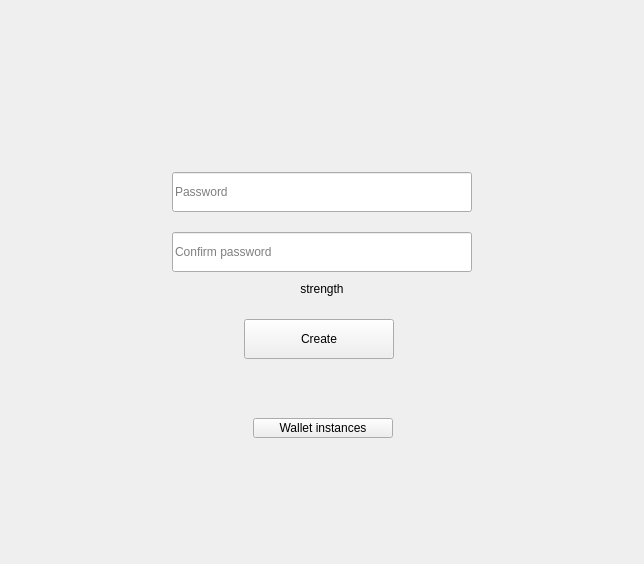
First picture: the form in windows/a_initaccount.ui, repository 0xkobe/mwc-wallet, before the edit.
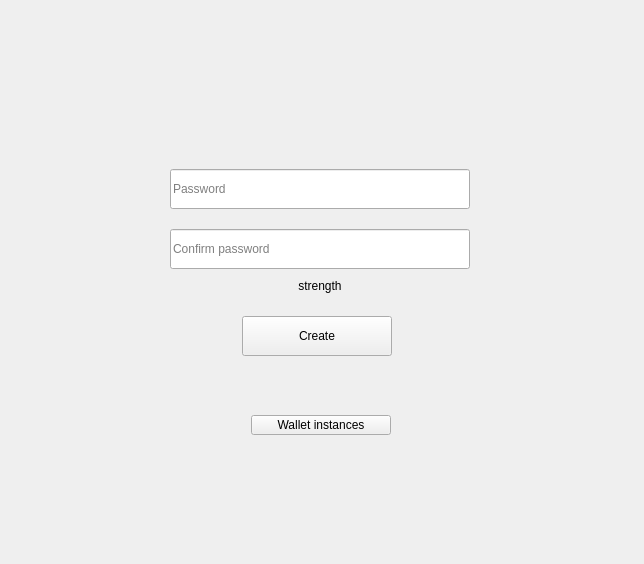
Second picture: the form after the edit. Icons and pictures are not drawn. Custom widgets are drawn as their Qt base class.

```diff
--- a/windows/a_initaccount.ui
+++ b/windows/a_initaccount.ui
@@ -14,6 +14,21 @@
    <string>Form</string>
   </property>
   <layout class="QVBoxLayout" name="verticalLayout" stretch="2,0,1,0,3">
+   <property name="spacing">
+    <number>0</number>
+   </property>
+   <property name="leftMargin">
+    <number>0</number>
+   </property>
+   <property name="topMargin">
+    <number>0</number>
+   </property>
+   <property name="rightMargin">
+    <number>0</number>
+   </property>
+   <property name="bottomMargin">
+    <number>0</number>
+   </property>
    <item>
     <spacer name="verticalSpacer_3">
      <property name="orientation">
@@ -103,6 +118,9 @@
    </item>
    <item>
     <layout class="QHBoxLayout" name="horizontalLayout">
+     <property name="spacing">
+      <number>0</number>
+     </property>
      <item>
       <spacer name="horizontalSpacer_4">
        <property name="orientation">
@@ -123,13 +141,13 @@
       <widget class="QFrame" name="frame">
        <property name="minimumSize">
         <size>
-         <width>300</width>
+         <width>400</width>
          <height>272</height>
         </size>
        </property>
        <property name="maximumSize">
         <size>
-         <width>300</width>
+         <width>400</width>
          <height>272</height>
         </size>
        </property>
@@ -142,7 +160,7 @@
        <widget class="control::MwcLineEditNormal" name="password1Edit">
         <property name="geometry">
          <rect>
-          <x>0</x>
+          <x>48</x>
           <y>3</y>
           <width>300</width>
           <height>40</height>
@@ -197,7 +215,7 @@
        <widget class="control::MwcLineEditNormal" name="password2Edit">
         <property name="geometry">
          <rect>
-          <x>0</x>
+          <x>48</x>
           <y>63</y>
           <width>300</width>
           <height>40</height>
@@ -228,7 +246,7 @@
        <widget class="control::MwcLabelSmall" name="strengthLabel">
         <property name="geometry">
          <rect>
-          <x>0</x>
+          <x>48</x>
           <y>105</y>
           <width>300</width>
           <height>30</height>
@@ -265,7 +283,7 @@
        <widget class="control::MwcPushButtonNormal" name="submitButton">
         <property name="geometry">
          <rect>
-          <x>72</x>
+          <x>120</x>
           <y>150</y>
           <width>150</width>
           <height>40</height>
@@ -302,7 +320,7 @@
        <widget class="control::MwcPushButtonTinyUnderline" name="instancesButton">
         <property name="geometry">
          <rect>
-          <x>81</x>
+          <x>129</x>
           <y>249</y>
           <width>140</width>
           <height>20</height>
```
Left out of the diff: 19 changed lines with no effect on the pictures.
